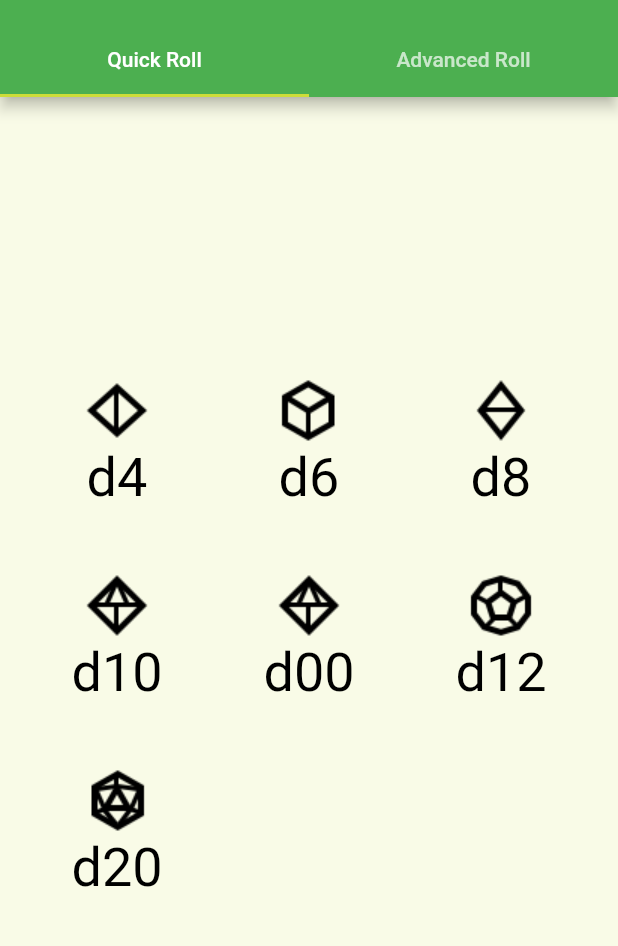
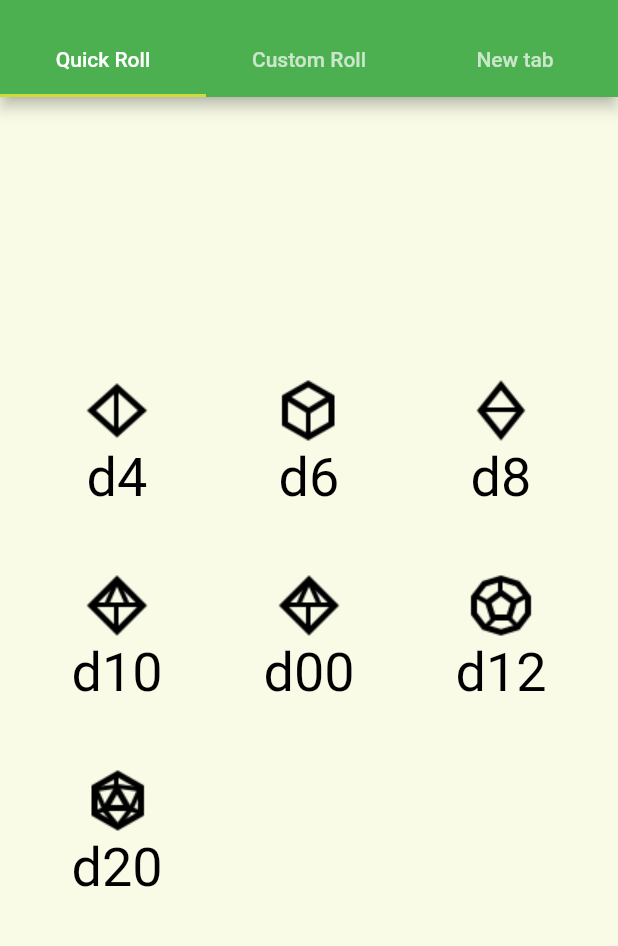
Before and after one commit to dpells/FlutterDiceRoller, a Flutter app: the screen it shows after launch, on a phone screen of 412 x 824 dp, the part 59-1005 px from its top. Run offline on Flutter 3.47's test engine with Material 2 defaults, Android fonts, the phone set to English and light mode, and no system bars.

Commit message:
Adds tabs

```diff
--- a/dice_roller/lib/main.dart
+++ b/dice_roller/lib/main.dart
@@ -51,7 +51,8 @@ class _MainState extends State<Main>
     with SingleTickerProviderStateMixin{
   final List<Tab> tabs = <Tab>[
     Tab(text: 'Quick Roll'),
-    Tab(text: 'Advanced Roll'),
+    Tab(text: 'Custom Roll'),
+    Tab(text: 'New tab'),
   ];
 
   List<Widget> initDice = [
@@ -137,6 +138,9 @@ class _MainState extends State<Main>
           AdvancedDice(
             initDice: initDice,
           ),
+          AdvancedDice(
+            initDice: initDice,
+          )
         ]
       ),
       /* We'll eventually need a FAB to create new dice */
--- a/dice_roller/lib/quickDice.dart
+++ b/dice_roller/lib/quickDice.dart
@@ -17,10 +17,10 @@ class QuickDiceTab extends StatelessWidget {
         // Center is a layout widget. It takes a single child and positions it
         // in the middle of the parent.
         child: Wrap(
+          spacing: 40,
           runSpacing: 40,
-          spacing: 40,
           children: initDice,
-        ),
+        )
       ),
       /* We'll eventually need a FAB to create new dice
       floatingActionButton: FloatingActionButton(
```
